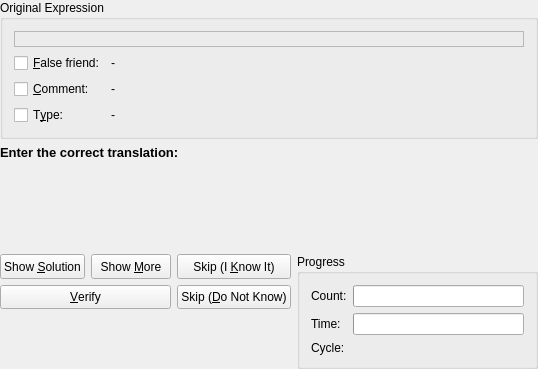
KDE/parley, file src/practice/RandomQueryDlgForm.ui: the form before one commit.
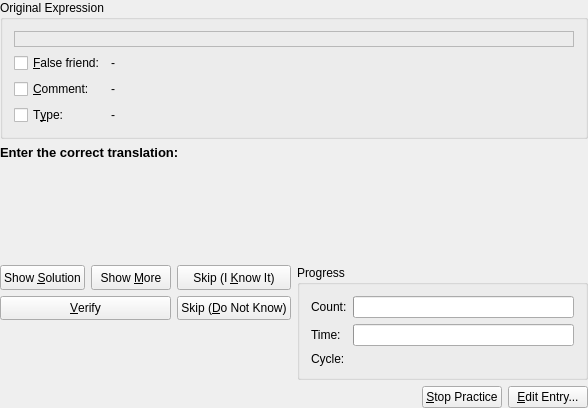
The form after the commit.

Commit message: better icons in dialogs and no default buttons so dialog design can be individual (without edit button for example).

What changed in the file:
```diff
--- a/src/practice/RandomQueryDlgForm.ui
+++ b/src/practice/RandomQueryDlgForm.ui
@@ -6,8 +6,8 @@
    <rect>
     <x>0</x>
     <y>0</y>
-    <width>538</width>
-    <height>369</height>
+    <width>588</width>
+    <height>408</height>
    </rect>
   </property>
   <layout class="QGridLayout" >
@@ -396,6 +396,37 @@
        </layout>
       </widget>
      </item>
+     <item row="2" column="0" colspan="2" >
+      <layout class="QHBoxLayout" >
+       <item>
+        <spacer>
+         <property name="orientation" >
+          <enum>Qt::Horizontal</enum>
+         </property>
+         <property name="sizeHint" >
+          <size>
+           <width>111</width>
+           <height>20</height>
+          </size>
+         </property>
+        </spacer>
+       </item>
+       <item>
+        <widget class="QPushButton" name="stopPracticeButton" >
+         <property name="text" >
+          <string>&amp;Stop Practice</string>
+         </property>
+        </widget>
+       </item>
+       <item>
+        <widget class="QPushButton" name="editEntryButton" >
+         <property name="text" >
+          <string>&amp;Edit Entry...</string>
+         </property>
+        </widget>
+       </item>
+      </layout>
+     </item>
     </layout>
    </item>
   </layout>
```
The commit also changes 15 other files.
